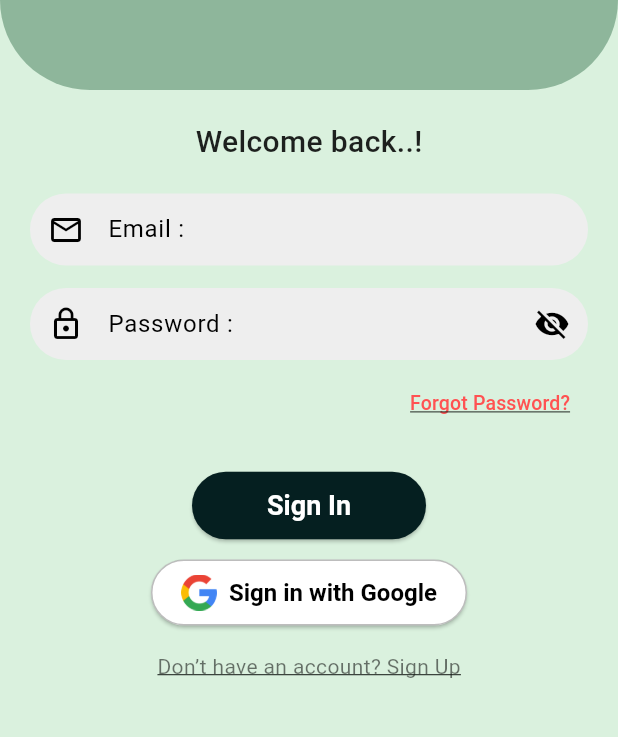
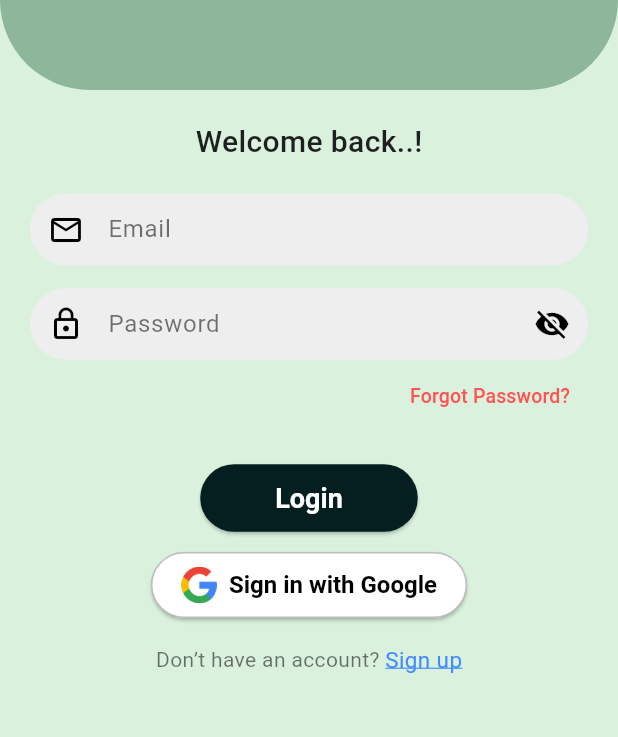
Before and after one commit to DJXROSSS/Fitness-App, a Flutter app: the screen it shows after launch, on a phone screen of 412 x 824 dp, the part 210-947 px from its top. Run offline on Flutter 3.47's test engine with Material 3 defaults, Android fonts, the phone set to English and light mode, and no system bars; our stand-ins replace animated_text_kit, cloud_firestore, firebase_auth, firebase_core, flutter_svg, get and 1 more; accounts and stored records are empty; Roboto replaces fonts that are missing (Itim, Segoe UI).

Commit message:
added some minor changes to the UI

```diff
--- a/lib/pages/Login_screen.dart
+++ b/lib/pages/Login_screen.dart
@@ -180,8 +180,16 @@ class _SignInState extends State<SignInScreen> {
                                   });
                                 },
                               ),
+                              validator: (value) {
+                                if (value == null || value.isEmpty) {
+                                  return 'Enter Password';
+                                } else if (value.length < 6) {
+                                  return 'Password must be at least 6 characters';
+                                }
+                                return null;
+                              },
                             ),
-                            const SizedBox(height: 5),
+                            // const SizedBox(height: 5),
                             Align(
                               alignment: Alignment.centerRight,
                               child: TextButton(
@@ -194,7 +202,7 @@ class _SignInState extends State<SignInScreen> {
                                   style: TextStyle(
                                     fontSize: 13,
                                     color: Colors.redAccent,
-                                    decoration: TextDecoration.underline,
+                                    decoration: TextDecoration.none,
                                   ),
                                 ),
                               ),
@@ -213,7 +221,7 @@ class _SignInState extends State<SignInScreen> {
                                   borderRadius: BorderRadius.circular(30),
                                 ),
                               ),
-                              child: const Text('Sign In', style: TextStyle(fontSize: 18)),
+                              child: const Text('Login', style: TextStyle(fontSize: 18)),
                             ),
                             const SizedBox(height: 10),
                             ElevatedButton.icon(
@@ -242,13 +250,27 @@ class _SignInState extends State<SignInScreen> {
                                   MaterialPageRoute(builder: (context) => const SignUpScreen()),
                                 );
                               },
-                              child: const Text(
-                                'Don’t have an account? Sign Up',
-                                style: TextStyle(
-                                  decoration: TextDecoration.underline,
-                                  fontSize: 14,
-                                  color: Colors.black54,
-                                ),
+                              child: Row(
+                                mainAxisAlignment: MainAxisAlignment.center,
+                                children: [
+                                  const Text(
+                                    'Don’t have an account? ',
+                                    style: TextStyle(
+                                      // decoration: TextDecoration.underline,
+                                      fontSize: 14,
+                                      color: Colors.black54,
+                                    ),
+                                  ),
+                                  const Text(
+                                    'Sign up',
+                                    style: TextStyle(
+                                      fontSize: 15,
+                                      color: Colors.blueAccent,
+                                      decoration: TextDecoration.underline,
+                                      decorationColor: Colors.blueAccent,
+                                    ),
+                                  ),
+                                ],
                               ),
                             ),
                           ],
@@ -273,6 +295,7 @@ class _SignInState extends State<SignInScreen> {
     bool obscureText = false,
     TextInputType keyboardType = TextInputType.text,
     Widget? suffixIcon,
+    String? Function(String?)? validator,
   }) {
     return TextFormField(
       controller: controller,
@@ -282,8 +305,8 @@ class _SignInState extends State<SignInScreen> {
       decoration: InputDecoration(
         prefixIcon: Icon(icon, color: Colors.black),
         suffixIcon: suffixIcon,
-        labelText: '$label :',
-        labelStyle: const TextStyle(color: Colors.black),
+        labelText: label,
+        labelStyle: const TextStyle(color: Colors.black54),
         filled: true,
         fillColor: Colors.grey.shade200,
         contentPadding: const EdgeInsets.symmetric(horizontal: 16, vertical: 10),
@@ -293,7 +316,7 @@ class _SignInState extends State<SignInScreen> {
         ),
       ),
       style: const TextStyle(color: Colors.black),
-      validator: (value) => value == null || value.isEmpty ? 'Enter $label' : null,
+      validator: validator ?? (value) => value == null || value.isEmpty ? 'Enter $label' : null,
     );
   }
 }
```
Also changed, not shown: lib/pages/SignUp_screen.dart (+34 -11 lines).
